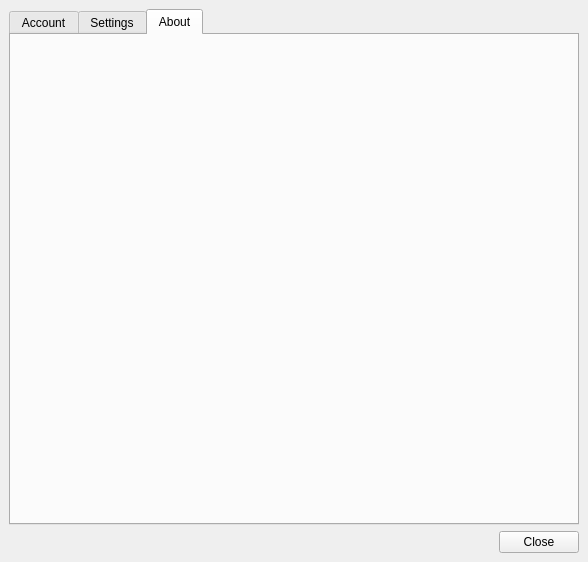
First picture: the form in MainWindow.ui, repository SneWs/tail-tray, before the edit.
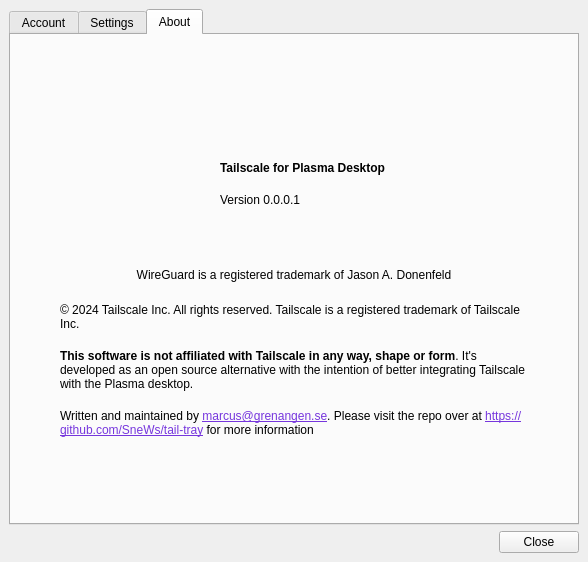
Second picture: the form after the edit. The open tabs and pages were chosen to show the change. Icons and pictures are not drawn.

Commit message: Settings UI - Fix up the About UI screen

Patch:
```diff
--- a/MainWindow.ui
+++ b/MainWindow.ui
@@ -1161,15 +1161,26 @@
        <attribute name="title">
         <string>About</string>
        </attribute>
-       <widget class="QWidget" name="layoutWidget">
-        <property name="geometry">
-         <rect>
-          <x>132</x>
-          <y>32</y>
-          <width>186</width>
-          <height>94</height>
-         </rect>
+       <layout class="QVBoxLayout" name="verticalLayout_20">
+        <property name="spacing">
+         <number>18</number>
         </property>
+        <item>
+         <spacer name="verticalSpacer_15">
+          <property name="orientation">
+           <enum>Qt::Orientation::Vertical</enum>
+          </property>
+          <property name="sizeHint" stdset="0">
+           <size>
+            <width>20</width>
+            <height>30</height>
+           </size>
+          </property>
+         </spacer>
+        </item>
+        <item>
+         <layout class="QHBoxLayout" name="horizontalLayout_20">
+          <item>
         <layout class="QHBoxLayout" name="horizontalLayout_19">
          <item>
           <spacer name="horizontalSpacer_13">
@@ -1215,6 +1226,57 @@
            </property>
           </widget>
          </item>
+           </layout>
+          </item>
+          <item>
+           <layout class="QVBoxLayout" name="verticalLayout_19">
+            <item>
+             <spacer name="verticalSpacer_12">
+              <property name="orientation">
+               <enum>Qt::Orientation::Vertical</enum>
+              </property>
+              <property name="sizeHint" stdset="0">
+               <size>
+                <width>20</width>
+                <height>40</height>
+               </size>
+              </property>
+             </spacer>
+            </item>
+            <item>
+             <widget class="QLabel" name="label_21">
+              <property name="font">
+               <font>
+                <bold>true</bold>
+               </font>
+              </property>
+              <property name="text">
+               <string>Tailscale for Plasma Desktop</string>
+              </property>
+             </widget>
+            </item>
+            <item>
+             <widget class="QLabel" name="lblVersionNumber">
+              <property name="text">
+               <string>Version 0.0.0.1</string>
+              </property>
+             </widget>
+            </item>
+            <item>
+             <spacer name="verticalSpacer_13">
+              <property name="orientation">
+               <enum>Qt::Orientation::Vertical</enum>
+              </property>
+              <property name="sizeHint" stdset="0">
+               <size>
+                <width>20</width>
+                <height>40</height>
+               </size>
+              </property>
+             </spacer>
+            </item>
+           </layout>
+          </item>
          <item>
           <spacer name="horizontalSpacer_14">
            <property name="orientation">
@@ -1229,7 +1291,238 @@
           </spacer>
          </item>
         </layout>
-       </widget>
+        </item>
+        <item>
+         <layout class="QHBoxLayout" name="horizontalLayout_21">
+          <item>
+           <spacer name="horizontalSpacer_15">
+            <property name="orientation">
+             <enum>Qt::Orientation::Horizontal</enum>
+            </property>
+            <property name="sizeType">
+             <enum>QSizePolicy::Policy::Preferred</enum>
+            </property>
+            <property name="sizeHint" stdset="0">
+             <size>
+              <width>40</width>
+              <height>20</height>
+             </size>
+            </property>
+           </spacer>
+          </item>
+          <item>
+           <widget class="QLabel" name="label_23">
+            <property name="sizePolicy">
+             <sizepolicy hsizetype="Expanding" vsizetype="Preferred">
+              <horstretch>0</horstretch>
+              <verstretch>0</verstretch>
+             </sizepolicy>
+            </property>
+            <property name="text">
+             <string>WireGuard is a registered trademark of Jason A. Donenfeld</string>
+            </property>
+            <property name="alignment">
+             <set>Qt::AlignmentFlag::AlignCenter</set>
+            </property>
+            <property name="wordWrap">
+             <bool>true</bool>
+            </property>
+           </widget>
+          </item>
+          <item>
+           <spacer name="horizontalSpacer_16">
+            <property name="orientation">
+             <enum>Qt::Orientation::Horizontal</enum>
+            </property>
+            <property name="sizeType">
+             <enum>QSizePolicy::Policy::Preferred</enum>
+            </property>
+            <property name="sizeHint" stdset="0">
+             <size>
+              <width>40</width>
+              <height>20</height>
+             </size>
+            </property>
+           </spacer>
+          </item>
+         </layout>
+        </item>
+        <item>
+         <layout class="QHBoxLayout" name="horizontalLayout_22">
+          <item>
+           <spacer name="horizontalSpacer_17">
+            <property name="orientation">
+             <enum>Qt::Orientation::Horizontal</enum>
+            </property>
+            <property name="sizeType">
+             <enum>QSizePolicy::Policy::Preferred</enum>
+            </property>
+            <property name="sizeHint" stdset="0">
+             <size>
+              <width>40</width>
+              <height>20</height>
+             </size>
+            </property>
+           </spacer>
+          </item>
+          <item>
+           <widget class="QLabel" name="label_24">
+            <property name="sizePolicy">
+             <sizepolicy hsizetype="Expanding" vsizetype="Preferred">
+              <horstretch>0</horstretch>
+              <verstretch>0</verstretch>
+             </sizepolicy>
+            </property>
+            <property name="text">
+             <string>&lt;html&gt;&lt;head/&gt;&lt;body&gt;&lt;p&gt;© 2024 Tailscale Inc. All rights reserved. Tailscale is a registered trademark of Tailscale Inc.&lt;/p&gt;&lt;/body&gt;&lt;/html&gt;</string>
+            </property>
+            <property name="alignment">
+             <set>Qt::AlignmentFlag::AlignLeading|Qt::AlignmentFlag::AlignLeft|Qt::AlignmentFlag::AlignVCenter</set>
+            </property>
+            <property name="wordWrap">
+             <bool>true</bool>
+            </property>
+           </widget>
+          </item>
+          <item>
+           <spacer name="horizontalSpacer_22">
+            <property name="orientation">
+             <enum>Qt::Orientation::Horizontal</enum>
+            </property>
+            <property name="sizeType">
+             <enum>QSizePolicy::Policy::Preferred</enum>
+            </property>
+            <property name="sizeHint" stdset="0">
+             <size>
+              <width>40</width>
+              <height>20</height>
+             </size>
+            </property>
+           </spacer>
+          </item>
+         </layout>
+        </item>
+        <item>
+         <layout class="QHBoxLayout" name="horizontalLayout_23">
+          <item>
+           <spacer name="horizontalSpacer_18">
+            <property name="orientation">
+             <enum>Qt::Orientation::Horizontal</enum>
+            </property>
+            <property name="sizeType">
+             <enum>QSizePolicy::Policy::Preferred</enum>
+            </property>
+            <property name="sizeHint" stdset="0">
+             <size>
+              <width>40</width>
+              <height>20</height>
+             </size>
+            </property>
+           </spacer>
+          </item>
+          <item>
+           <widget class="QLabel" name="label_25">
+            <property name="sizePolicy">
+             <sizepolicy hsizetype="Expanding" vsizetype="Preferred">
+              <horstretch>0</horstretch>
+              <verstretch>0</verstretch>
+             </sizepolicy>
+            </property>
+            <property name="text">
+             <string>&lt;html&gt;&lt;head/&gt;&lt;body&gt;&lt;p&gt;&lt;span style=&quot; font-weight:700;&quot;&gt;This software is not affiliated with Tailscale in any way, shape or form&lt;/span&gt;. It's developed as an open source alternative with the intention of better integrating Tailscale with the Plasma desktop.&lt;/p&gt;&lt;/body&gt;&lt;/html&gt;</string>
+            </property>
+            <property name="wordWrap">
+             <bool>true</bool>
+            </property>
+           </widget>
+          </item>
+          <item>
+           <spacer name="horizontalSpacer_21">
+            <property name="orientation">
+             <enum>Qt::Orientation::Horizontal</enum>
+            </property>
+            <property name="sizeType">
+             <enum>QSizePolicy::Policy::Preferred</enum>
+            </property>
+            <property name="sizeHint" stdset="0">
+             <size>
+              <width>40</width>
+              <height>20</height>
+             </size>
+            </property>
+           </spacer>
+          </item>
+         </layout>
+        </item>
+        <item>
+         <layout class="QHBoxLayout" name="horizontalLayout_24">
+          <item>
+           <spacer name="horizontalSpacer_19">
+            <property name="orientation">
+             <enum>Qt::Orientation::Horizontal</enum>
+            </property>
+            <property name="sizeType">
+             <enum>QSizePolicy::Policy::Preferred</enum>
+            </property>
+            <property name="sizeHint" stdset="0">
+             <size>
+              <width>40</width>
+              <height>20</height>
+             </size>
+            </property>
+           </spacer>
+          </item>
+          <item>
+           <widget class="QLabel" name="label_26">
+            <property name="sizePolicy">
+             <sizepolicy hsizetype="Expanding" vsizetype="Preferred">
+              <horstretch>0</horstretch>
+              <verstretch>0</verstretch>
+             </sizepolicy>
+            </property>
+            <property name="text">
+             <string>&lt;html&gt;&lt;head/&gt;&lt;body&gt;&lt;p&gt;Written and maintained by &lt;a href=&quot;mailto:marcus@grenangen.se&quot;&gt;&lt;span style=&quot; text-decoration: underline; color:#7636dd;&quot;&gt;marcus@grenangen.se&lt;/span&gt;&lt;/a&gt;. Please visit the repo over at &lt;a href=&quot;https://github.com/SneWs/tail-tray&quot;&gt;&lt;span style=&quot; text-decoration: underline; color:#7636dd;&quot;&gt;https://github.com/SneWs/tail-tray&lt;/span&gt;&lt;/a&gt; for more information&lt;/p&gt;&lt;/body&gt;&lt;/html&gt;</string>
+            </property>
+            <property name="wordWrap">
+             <bool>true</bool>
+            </property>
+            <property name="openExternalLinks">
+             <bool>true</bool>
+            </property>
+           </widget>
+          </item>
+          <item>
+           <spacer name="horizontalSpacer_20">
+            <property name="orientation">
+             <enum>Qt::Orientation::Horizontal</enum>
+            </property>
+            <property name="sizeType">
+             <enum>QSizePolicy::Policy::Preferred</enum>
+            </property>
+            <property name="sizeHint" stdset="0">
+             <size>
+              <width>20</width>
+              <height>20</height>
+             </size>
+            </property>
+           </spacer>
+          </item>
+         </layout>
+        </item>
+        <item>
+         <spacer name="verticalSpacer_14">
+          <property name="orientation">
+           <enum>Qt::Orientation::Vertical</enum>
+          </property>
+          <property name="sizeHint" stdset="0">
+           <size>
+            <width>20</width>
+            <height>30</height>
+           </size>
+          </property>
+         </spacer>
+        </item>
+       </layout>
       </widget>
      </widget>
     </item>
```
Lines whose indentation alone changed are shown as unchanged. The commit also changes 1 other file.
